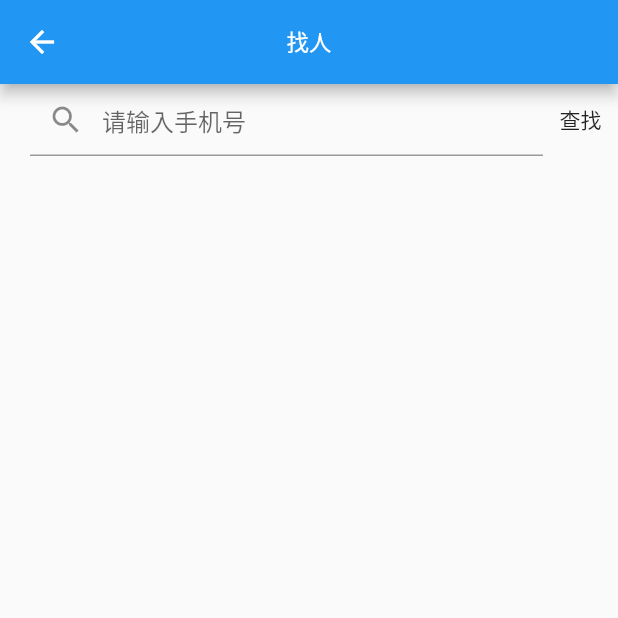
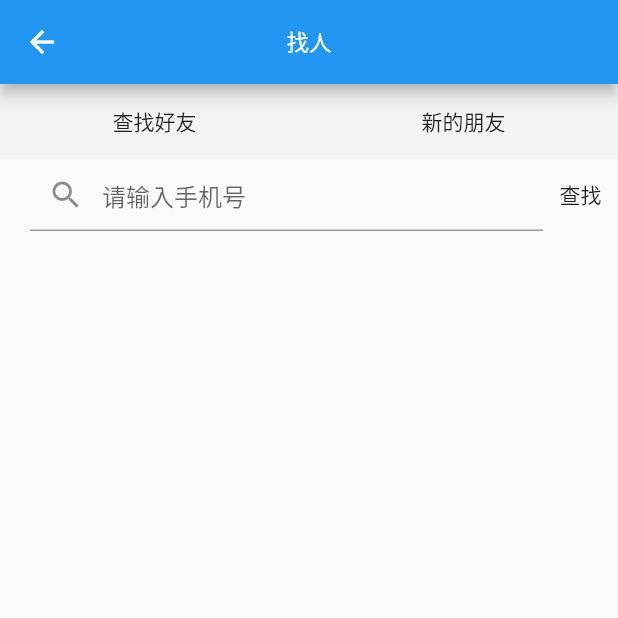
Before and after one commit to Haley-abc/flutter_water, a Flutter app: the AddFriendPage screen opened directly, on a phone screen of 412 x 824 dp, the top half of it. Run offline on Flutter 3.47's test engine with Material 2 defaults, Android fonts, the phone set to English and light mode, and no system bars; our stand-ins replace dio, flare_flutter, flutter_swiper, fluttertoast, permission_handler, shared_preferences and 1 more; missing offline and left inert: images_picker; accounts and stored records are empty.

Commit message:
看看写了啥

```diff
--- a/water2/diandishui/lib/pages/social/addFriendPage.dart
+++ b/water2/diandishui/lib/pages/social/addFriendPage.dart
@@ -1,4 +1,8 @@
+import 'package:diandishui/module/color.dart';
 import 'package:diandishui/module/text.dart';
+import 'package:diandishui/pages/social/socialView/friendList.dart';
+import 'package:diandishui/pages/social/socialView/new_friends.dart';
+import 'package:diandishui/pages/social/socialView/search_friends.dart';
 import 'package:flutter/material.dart';
 
 class AddFriendPage extends StatefulWidget {
@@ -9,12 +13,6 @@ class AddFriendPage extends StatefulWidget {
 }
 
 class _AddFriendPageState extends State<AddFriendPage> {
-
-  //用户名输入框的焦点控制
-  FocusNode _phoneFocusNode = new FocusNode();
-
-  //文本输入框控制器
-  TextEditingController _phoneController = new TextEditingController();
 
   int _currentIndex = 0;
 
@@ -37,30 +35,51 @@ class _AddFriendPageState extends State<AddFriendPage> {
         children: <Widget>[
           Row(
             children: <Widget>[
-              SizedBox(width: 20.0,),
               Expanded(
-                  child: TextField(
-                    focusNode: _phoneFocusNode,
-                    controller: _phoneController,
-                    decoration: InputDecoration(
-                      prefixIcon: Icon(Icons.search),
-                      hintText:'请输入手机号',
-                    ),
-                  )
-              ),
-              Container(
-                alignment: Alignment.center,
-                width: 50.0,
-                child: InkWell(child: Text('查找'),onTap: (){},),
-              )
+                  child: InkWell(
+                child: Container(
+                  color: greyF3F3F3,
+                  width: 50,
+                  height: 50,
+                  child: Center(
+                    child: Text("查找好友"),
+                  ),
+                ),
+                onTap: () {
+                  _onItemTapped(0);
+                },
+              )),
+              Expanded(
+                  child: InkWell(
+                child: Container(
+                  color: greyF3F3F3,
+                  width: 50,
+                  height: 50,
+                  child: Center(
+                    child: Text("新的朋友"),
+                  ),
+                ),
+                onTap: () {
+                  _onItemTapped(1);
+                },
+              )),
             ],
           ),
-          SizedBox(height: 20.0,),
+          IndexedStack(
+            index: _currentIndex,
+            children: [
+              NewFriendsPage(),
+              SearchFriendsPage(),
+            ],
+          ),
         ],
       ),
     );
   }
 
-
-
+  void _onItemTapped(int index) {
+    setState(() {
+      _currentIndex = index;
+    });
+  }
 }
--- /dev/null
+++ b/water2/diandishui/lib/pages/social/socialView/new_friends.dart
@@ -0,0 +1,48 @@
+import 'package:flutter/material.dart';
+
+class NewFriendsPage extends StatefulWidget {
+  @override
+  _NewFriendsPageState createState() {
+    return _NewFriendsPageState();
+  }
+}
+
+class _NewFriendsPageState extends State<NewFriendsPage> {
+
+  //用户名输入框的焦点控制
+  FocusNode _phoneFocusNode = new FocusNode();
+
+  //文本输入框控制器
+  TextEditingController _phoneController = new TextEditingController();
+
+  @override
+  Widget build(BuildContext context) {
+    double height1 = MediaQuery.of(context).size.height-140;
+    return Container(
+      child: Column(
+        children: <Widget>[
+          Row(
+            children: <Widget>[
+              SizedBox(width: 20.0,),
+              Expanded(
+                  child: TextField(
+                    focusNode: _phoneFocusNode,
+                    controller: _phoneController,
+                    decoration: InputDecoration(
+                      prefixIcon: Icon(Icons.search),
+                      hintText:'请输入手机号',
+                    ),
+                  )
+              ),
+              Container(
+                alignment: Alignment.center,
+                width: 50.0,
+                child: InkWell(child: Text('查找'),onTap: (){},),
+              )
+            ],
+          ),
+        ],
+     ),
+    );
+  }
+}
```
Also changed, not shown: water2/diandishui/lib/pages/social/socialView/search_friends.dart (added, +30 -0 lines).
